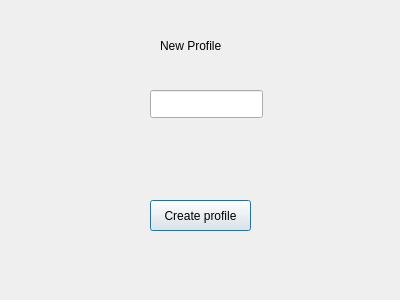
Qt form forms/profile.ui (BethencourtFlorian/Platlog_c) before a commit.
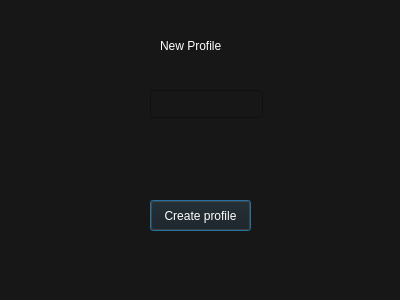
The same form after that commit.

```diff
--- a/forms/profile.ui
+++ b/forms/profile.ui
@@ -13,6 +13,13 @@
   <property name="windowTitle">
    <string>Dialog</string>
   </property>
+  <property name="styleSheet">
+   <string notr="true">font: 8pt &quot;Segoe UI&quot;;
+
+background-color: rgb(23,23,23);
+color: white
+</string>
+  </property>
   <widget class="QLabel" name="title">
    <property name="geometry">
     <rect>
```
